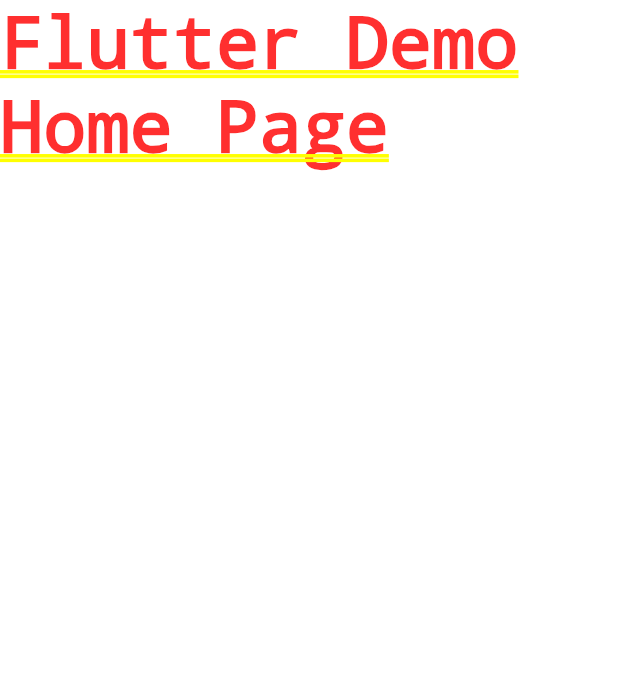
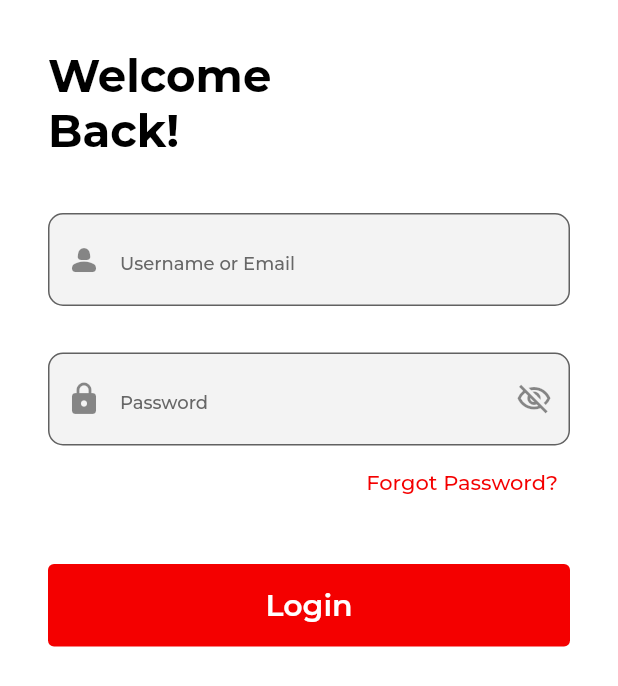
Before and after one commit to hashirkt/shopywell_ecommerce, a Flutter app: the screen it shows after launch, on a phone screen of 412 x 824 dp. Shown: the top 686 px of the screen. Run offline on Flutter 3.47's test engine with Material 3 defaults, Android fonts, the phone set to English and light mode, and no system bars; our stand-ins replace flutter_screenutil, google_fonts.

Commit message:
sign in screen basic

```diff
--- a/lib/main.dart
+++ b/lib/main.dart
@@ -1,7 +1,20 @@
 import 'package:flutter/material.dart';
+import 'package:flutter/services.dart';
+import 'package:flutter_screenutil/flutter_screenutil.dart';
+import 'package:shopywell/presentation/auth/signin_screen/signin_screen.dart';
+import 'package:shopywell/utils/theme.dart';
 
 void main() {
   runApp(const MyApp());
+  SystemChrome.setSystemUIOverlayStyle(
+    SystemUiOverlayStyle.dark.copyWith(statusBarColor: Colors.transparent),
+  );
+  SystemChrome.setSystemUIOverlayStyle(
+    SystemUiOverlayStyle.light.copyWith(
+      statusBarColor: Colors.transparent,
+      statusBarIconBrightness: Brightness.dark,
+    ),
+  );
 }
 
 class MyApp extends StatelessWidget {
@@ -9,13 +22,17 @@ class MyApp extends StatelessWidget {
 
   @override
   Widget build(BuildContext context) {
-    return MaterialApp(
-      title: 'Flutter Demo',
-      theme: ThemeData(
-        colorScheme: ColorScheme.fromSeed(seedColor: Colors.deepPurple),
-      ),
-      // home: const MyHomePage(title: 'Flutter Demo Home Page'),
-      home: const Text('Flutter Demo Home Page'),
+    return ScreenUtilInit(
+      designSize: const Size(375, 812),
+      minTextAdapt: true,
+      splitScreenMode: true,
+      builder: (_, child) {
+        return MaterialApp(
+          theme: AppTheme.lightTheme,
+          debugShowCheckedModeBanner: false,
+          home:  SigninScreen(),
+        );
+      },
     );
   }
 }
--- /dev/null
+++ b/lib/presentation/auth/signin_screen/signin_screen.dart
@@ -0,0 +1,72 @@
+import 'package:flutter/material.dart';
+import 'package:shopywell/presentation/widgets/text_field_widget.dart';
+import 'package:shopywell/utils/theme.dart';
+
+// ignore: must_be_immutable
+class SigninScreen extends StatelessWidget {
+  SigninScreen({super.key});
+
+  TextEditingController usernameCtr = TextEditingController();
+  TextEditingController passCtr = TextEditingController();
+
+  @override
+  Widget build(BuildContext context) {
+    return Scaffold(
+      body: SafeArea(
+        child: Container(
+          padding: EdgeInsets.all(32),
+          color: AppTheme.white,
+          child: Column(
+            crossAxisAlignment: CrossAxisAlignment.start,
+            children: [
+              Text(
+                "Welcome \nBack!",
+                style: Theme.of(context).textTheme.headlineLarge,
+              ),
+              SizedBox(height: 36),
+              TextFieldWidget(
+                hintText: 'Username or Email',
+                prefixIcon: Icons.person_2_rounded,
+                controller: usernameCtr,
+              ),
+              SizedBox(height: 31),
+              TextFieldWidget(
+                hintText: 'Password',
+                prefixIcon: Icons.lock_rounded,
+                controller: passCtr,
+                obscureText: true,
+              ),
+              Row(
+                children: [
+                  Spacer(),
+                  TextButton(
+                    onPressed: () {},
+                    child: Text(
+                      "Forgot Password?",
+                      style: Theme.of(context).textTheme.titleMedium,
+                    ),
+                  ),
+                ],
+              ),
+              SizedBox(height: 31),
+              Container(
+                height: 55,
+                width: MediaQuery.of(context).size.width,
+                decoration: BoxDecoration(
+                  borderRadius: BorderRadius.circular(4),
+                  color: Theme.of(context).primaryColor,
+                ),
+                child: Center(
+                  child: Text(
+                    "Login",
+                    style: Theme.of(context).textTheme.labelLarge,
+                  ),
+                ),
+              ),
+            ],
+          ),
+        ),
+      ),
+    );
+  }
+}
--- /dev/null
+++ b/lib/presentation/widgets/text_field_widget.dart
@@ -0,0 +1,71 @@
+import 'package:flutter/material.dart';
+import 'package:shopywell/utils/theme.dart';
+
+class TextFieldWidget extends StatefulWidget {
+  final String hintText;
+  final IconData prefixIcon;
+  final bool obscureText;
+  final TextEditingController controller;
+  const TextFieldWidget({
+    super.key,
+    required this.hintText,
+    required this.prefixIcon,
+    required this.controller,
+    this.obscureText = false,
+  });
+
+  @override
+  State<TextFieldWidget> createState() => _TextFieldWidgetState();
+}
+
+class _TextFieldWidgetState extends State<TextFieldWidget> {
+  late bool isObscured;
+
+  @override
+  void initState() {
+    super.initState();
+    isObscured = widget.obscureText;
+  }
+
+  void _toggleVisibility() {
+    setState(() {
+      isObscured = !isObscured;
+    });
+  }
+
+  @override
+  Widget build(BuildContext context) {
+    return TextFormField(
+      controller: widget.controller,
+      obscureText: widget.obscureText ? isObscured : false,
+      decoration: InputDecoration(
+        fillColor: AppTheme.secondaryColor,
+        filled: true,
+        focusedBorder: OutlineInputBorder(
+          borderSide: BorderSide(color: AppTheme.black, width: 1),
+          borderRadius: BorderRadius.circular(10),
+        ),
+        border: OutlineInputBorder(
+          borderSide: BorderSide(color: AppTheme.borderColor, width: 1),
+          borderRadius: BorderRadius.circular(10),
+        ),
+        prefixIcon: Icon(widget.prefixIcon, size: 24),
+        suffixIcon:
+            widget.obscureText
+                ? GestureDetector(
+                  onTap: _toggleVisibility,
+                  child: Icon(
+                    isObscured
+                        ? Icons.visibility_off_outlined
+                        : Icons.visibility_outlined,
+                    size: 24,
+                  ),
+                )
+                : null,
+        hintText: widget.hintText,
+        hintStyle: Theme.of(context).textTheme.displaySmall,
+      ),
+      style: Theme.of(context).textTheme.displayMedium,
+    );
+  }
+}
--- /dev/null
+++ b/lib/utils/image_res.dart
@@ -0,0 +1,6 @@
+class ImageRes {
+  static const String logo = "assets/images/shopywell_logo.png";
+  static const String splash1 = "assets/images/splash1.png";
+  static const String splash2 = "assets/images/splash2.png";
+  static const String splash3 = "assets/images/splash3.png";
+}
--- /dev/null
+++ b/lib/utils/theme.dart
@@ -0,0 +1,129 @@
+import 'package:flutter/material.dart';
+import 'package:google_fonts/google_fonts.dart';
+
+abstract class AppTheme {
+  // 🔷 Colors
+  static const Color white = Colors.white;
+  static const Color black = Colors.black;
+  static const Color primaryColor = Color(
+    0xFFF40000,
+  ); // Used for buttons, highlights
+  static const Color secondaryColor = Color(0xFFF3F3F3);
+  static const Color scaffoldBgColor = Colors.white;
+  static const Color borderColor = Color(0xffA8A8A9);
+  static const Color lightColor = Color(0xFF676767);
+  static const Color lightGreenColor = Color(0x26489270);
+  static const Color cardLightColor = Color(0xFFF6F6F6);
+  static const Color buttonColor = Color(0xFFF26063);
+  static const Color outOfStockColor = Color(0xFFE2353A);
+  static const Color dividerColor = Color(0xFFD9D9D9);
+
+  // 🔷 ThemeData
+  static final ThemeData lightTheme = ThemeData(
+    useMaterial3: false,
+    primaryColor: primaryColor,
+    scaffoldBackgroundColor: scaffoldBgColor,
+    fontFamily: GoogleFonts.montserrat().fontFamily,
+    colorScheme: const ColorScheme.light(primary: black),
+    dividerColor: dividerColor,
+
+    appBarTheme: const AppBarTheme(
+      backgroundColor: cardLightColor,
+      elevation: 0,
+      iconTheme: IconThemeData(color: black),
+      titleTextStyle: TextStyle(
+        fontSize: 20,
+        fontWeight: FontWeight.w600,
+        color: black,
+      ),
+      centerTitle: false,
+    ),
+
+    textTheme: const TextTheme(
+      // Used in major headings
+      displayLarge: TextStyle(
+        fontSize: 30,
+        fontWeight: FontWeight.w700,
+        color: primaryColor,
+      ),
+      displayMedium: TextStyle(
+        fontSize: 18,
+        fontWeight: FontWeight.w600,
+        color: black,
+      ),
+      displaySmall: TextStyle(
+        fontSize: 12,
+        fontWeight: FontWeight.w500,
+        color: lightColor,
+      ),
+
+      // Section Titles
+      headlineLarge: TextStyle(
+        fontSize: 30,
+        fontWeight: FontWeight.bold,
+        color: black,
+      ),
+      headlineMedium: TextStyle(
+        fontSize: 16,
+        fontWeight: FontWeight.w600,
+        color: primaryColor,
+      ),
+      headlineSmall: TextStyle(
+        fontSize: 10,
+        fontWeight: FontWeight.w500,
+        color: primaryColor,
+      ),
+
+      // Input/Field Labels
+      titleLarge: TextStyle(
+        fontSize: 18,
+        fontWeight: FontWeight.w500,
+        color: black,
+      ),
+      titleMedium: TextStyle(
+        fontSize: 14,
+        fontWeight: FontWeight.w500,
+        color: primaryColor,
+      ),
+      titleSmall: TextStyle(
+        fontSize: 14,
+        fontWeight: FontWeight.w500,
+        color: secondaryColor,
+      ),
+
+      // Body / Paragraphs
+      bodyLarge: TextStyle(
+        fontSize: 17,
+        fontWeight: FontWeight.w700,
+        color: black,
+      ),
+      bodyMedium: TextStyle(
+        fontSize: 14,
+        fontWeight: FontWeight.w600,
+        color: black,
+      ),
+      bodySmall: TextStyle(
+        fontSize: 12,
+        fontWeight: FontWeight.w400,
+        color: secondaryColor,
+      ),
+
+      // Label / Button Texts
+      labelLarge: TextStyle(
+        fontSize: 20,
+        fontWeight: FontWeight.w600,
+        color: white,
+      ),
+      labelMedium: TextStyle(
+        fontSize: 16,
+        fontWeight: FontWeight.w500,
+        color: black,
+      ),
+      labelSmall: TextStyle(
+        fontSize: 18,
+        fontWeight: FontWeight.w400,
+        color: secondaryColor,
+      ),
+    ),
+  );
+}
```
Also changed, not shown: pubspec.yaml (+14 -3 lines), assets/images/shopywell_logo.png (added), assets/images/splash1.png (added), assets/images/splash2.png (added), assets/images/splash3.png (added), pubspec.lock, 1 other file.
